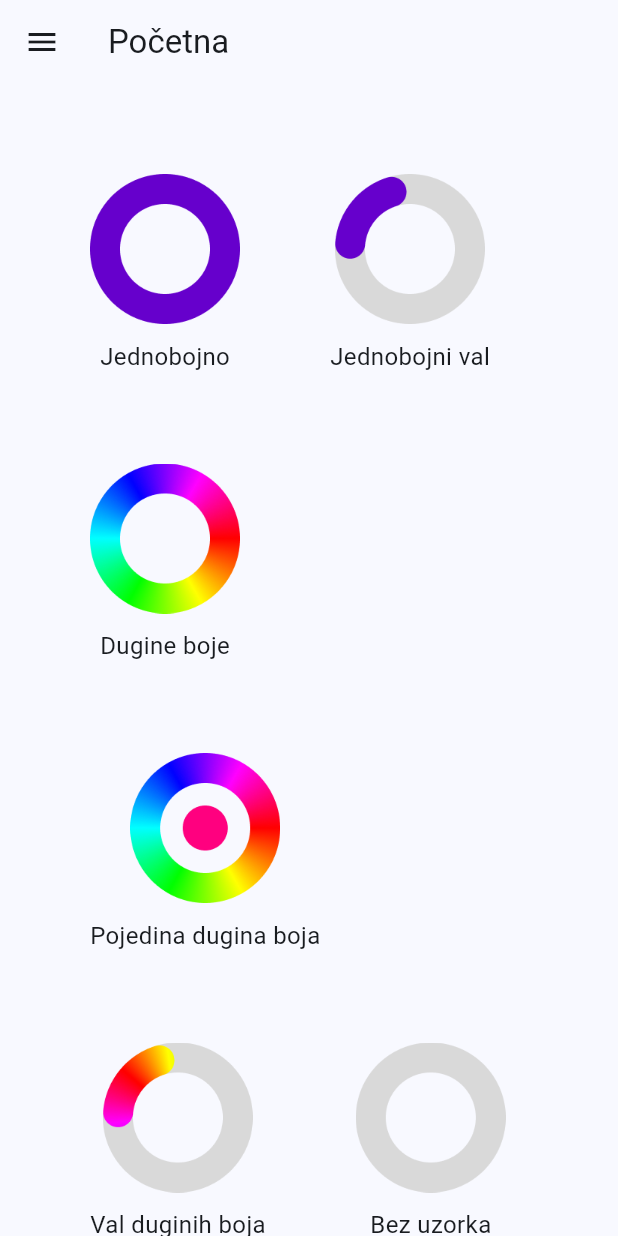
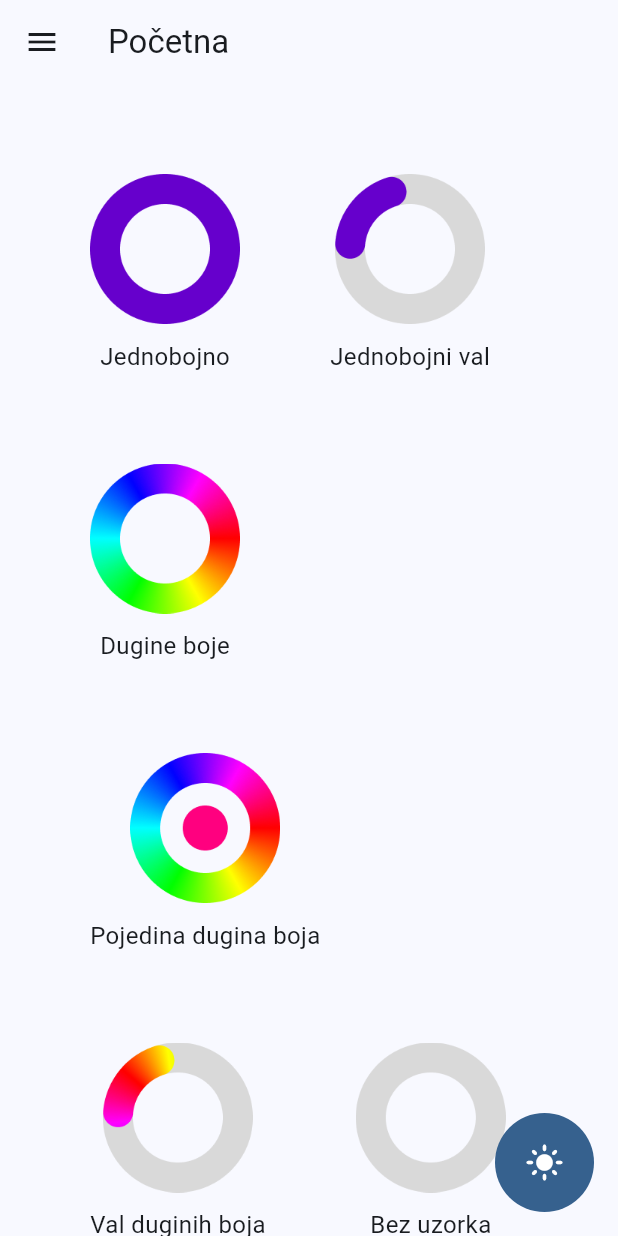
Before and after one commit to jmojzes21/Smart_Home, a Flutter app: the HomePage screen opened directly, on a phone screen of 412 x 824 dp. Run offline on Flutter 3.47's test engine with Material 3 defaults, Android fonts, the phone set to English and light mode, and no system bars; our stand-ins replace multicast_dns; missing offline and left inert: file_selector.

```diff
--- a/smart_leds_app/lib/pages/home.dart
+++ b/smart_leds_app/lib/pages/home.dart
@@ -1,6 +1,7 @@
 import 'package:flutter/material.dart';
 import 'package:smart_leds_app/logic/providers/pattern_provider.dart';
 import 'package:smart_leds_app/theme.dart';
+import 'package:smart_leds_app/widgets/dialogs/brightness.dart';
 import 'package:smart_leds_app/widgets/navigation_drawer.dart';
 
 class HomePage extends StatefulWidget {
@@ -22,6 +23,11 @@ class _HomePageState extends State<HomePage> {
         title: Text('Početna'),
       ),
       drawer: AppNavigationDrawer(),
+      floatingActionButton: IconButton.filled(
+        padding: EdgeInsets.all(20),
+        onPressed: () => BrightnessDialog.show(context),
+        icon: Icon(Icons.light_mode, size: 26),
+      ),
       body: buildBody(),
     );
   }
--- a/smart_leds_app/lib/pages/settings.dart
+++ b/smart_leds_app/lib/pages/settings.dart
@@ -126,7 +126,7 @@ class _SettingsPageState extends State<SettingsPage> {
         crossAxisAlignment: CrossAxisAlignment.start,
         children: [
           // Osnovne informacije
-          Text('Osnovne informacije', style: MyTheme.titleLarge),
+          Text('Osnovne informacije', style: MyTheme.titleLargeBold),
           SizedBox(height: spacing),
           Text('Naziv', style: titleStyle),
           Text(device.name, style: bodyStyle),
@@ -139,7 +139,7 @@ class _SettingsPageState extends State<SettingsPage> {
           SizedBox(height: 2 * spacing),
 
           // WiFi mreže
-          Text('WiFi mreže', style: MyTheme.titleLarge),
+          Text('WiFi mreže', style: MyTheme.titleLargeBold),
           SizedBox(height: spacing),
           ListView.builder(
             itemCount: wifiNetworks.length,
@@ -159,7 +159,7 @@ class _SettingsPageState extends State<SettingsPage> {
           SizedBox(height: 2 * spacing),
 
           // OTA update, promjena lozinke
-          Text('Ostalo', style: MyTheme.titleLarge),
+          Text('Ostalo', style: MyTheme.titleLargeBold),
           SizedBox(height: 2 * spacing),
           ElevatedButton(
             onPressed: () => restartDevice(),
--- a/smart_leds_app/lib/theme.dart
+++ b/smart_leds_app/lib/theme.dart
@@ -2,9 +2,13 @@ import 'package:flutter/material.dart';
 
 class MyTheme {
   //
+  static const TextStyle titleLargeBold = TextStyle(
+    fontSize: 26,
+    fontWeight: FontWeight.bold,
+  );
   static const TextStyle titleLarge = TextStyle(
     fontSize: 26,
-    fontWeight: FontWeight.bold,
+    fontWeight: FontWeight.normal,
   );
 
   static const TextStyle titleMedium = TextStyle(
```
Also changed, not shown: smart_leds_app/lib/widgets/dialogs/brightness.dart (added, +63 -0 lines).
